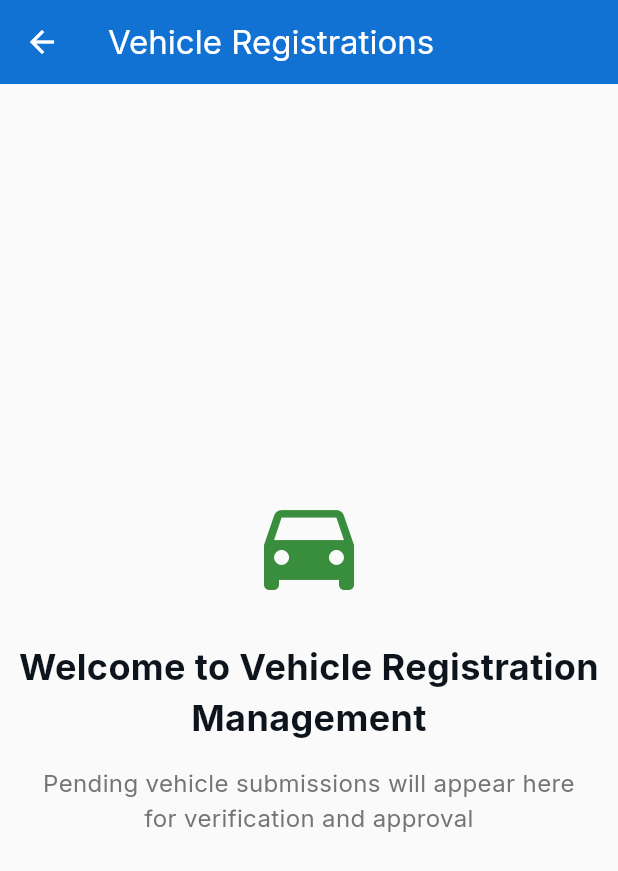
After one commit to dulaj4067/vehicle-maintenance-system, a Flutter app: the RegistrationManagementScreen screen opened directly, after a tap on "Vehicle Registration Requests", on a phone screen of 412 x 824 dp. The commit adds this screen. Shown: the top 871 px of the screen. Run offline on Flutter 3.47's test engine with Material 3 defaults, Android fonts, the phone set to English and light mode, and no system bars; our stand-ins replace file_picker, flutter_dotenv, font_awesome_flutter, go_router, google_fonts, permission_handler and 3 more; accounts and stored records are empty.

Commit message:
fixed admin_settings

```diff
--- /dev/null
+++ b/lib/admin/widgets/screens/VehicleRegistrationListScreen.dart
@@ -0,0 +1,50 @@
+// lib/admin/screens/vehicle_registration_list_screen.dart
+import 'package:flutter/material.dart';
+
+class VehicleRegistrationListScreen extends StatelessWidget {
+  const VehicleRegistrationListScreen({super.key});
+
+  @override
+  Widget build(BuildContext context) {
+    return Scaffold(
+      backgroundColor: Colors.grey[50],
+      appBar: AppBar(
+        backgroundColor: const Color(0xFF1172D4),
+        foregroundColor: Colors.white,
+        title: const Text('Vehicle Registrations'),
+        elevation: 0,
+      ),
+      body: Center(
+        child: Column(
+          mainAxisAlignment: MainAxisAlignment.center,
+          children: [
+            Icon(
+              Icons.directions_car,
+              size: 80,
+              color: Colors.green[700],
+            ),
+            const SizedBox(height: 24),
+            const Text(
+              'Welcome to Vehicle Registration Management',
+              style: TextStyle(
+                fontSize: 24,
+                fontWeight: FontWeight.bold,
+                color: Color(0xFF0D141B),
+              ),
+              textAlign: TextAlign.center,
+            ),
+            const SizedBox(height: 16),
+            Text(
+              'Pending vehicle submissions will appear here\nfor verification and approval',
+              style: TextStyle(
+                fontSize: 16,
+                color: Colors.grey[600],
+              ),
+              textAlign: TextAlign.center,
+            ),
+          ],
+        ),
+      ),
+    );
+  }
+}
--- a/lib/admin/widgets/screens/registration_management_screen.dart
+++ b/lib/admin/widgets/screens/registration_management_screen.dart
@@ -1,15 +1,110 @@
+// lib/admin/screens/registration_management_screen.dart
 import 'package:flutter/material.dart';
+import 'package:go_router/go_router.dart';
 
 class RegistrationManagementScreen extends StatelessWidget {
   const RegistrationManagementScreen({super.key});
 
   @override
   Widget build(BuildContext context) {
-    return const Center(
-      child: Text(
-        'Welcome to Registration Management',
-        style: TextStyle(fontSize: 24, fontWeight: FontWeight.bold),
-        textAlign: TextAlign.center,
+    return Scaffold(
+      backgroundColor: Colors.grey[50],
+      appBar: AppBar(
+        backgroundColor: Colors.transparent,
+        elevation: 0,
+        toolbarHeight: 0, // Fully hidden top bar
+      ),
+      body: SafeArea(
+        child: Padding(
+          padding: const EdgeInsets.all(20.0),
+          child: Column(
+            children: [
+              const SizedBox(height: 30),
+
+              // CUSTOMER REGISTRATION FIRST (Now at the top)
+              _buildNavigationCard(
+                context: context,
+                title: 'Customer Registration Requests',
+                subtitle: 'Review and approve/reject new customer sign-ups',
+                icon: Icons.person_add,
+                color: Colors.blue,
+                onTap: () => context.push('/admin/screens/customers'),
+              ),
+
+              const SizedBox(height: 20),
+
+              // VEHICLE REGISTRATION SECOND
+              _buildNavigationCard(
+                context: context,
+                title: 'Vehicle Registration Requests',
+                subtitle: 'Verify and approve/reject customer vehicles',
+                icon: Icons.directions_car,
+                color: Colors.green,
+                onTap: () => context.push('/admin/screens/vehicles'),
+              ),
+
+              const Spacer(),
+            ],
+          ),
+        ),
+      ),
+    );
+  }
+
+  Widget _buildNavigationCard({
+    required BuildContext context,
+    required String title,
+    required String subtitle,
+    required IconData icon,
+    required Color color,
+    required VoidCallback onTap,
+  }) {
+    return Card(
+      color: Colors.white,
+      elevation: 8,
+      shadowColor: Colors.black12,
+      shape: RoundedRectangleBorder(borderRadius: BorderRadius.circular(18)),
+      child: InkWell(
+        borderRadius: BorderRadius.circular(18),
+        onTap: onTap,
+        child: Padding(
+          padding: const EdgeInsets.all(28.0),
+          child: Row(
+            children: [
+              CircleAvatar(
+                radius: 34,
+                backgroundColor: color.withOpacity(0.15),
+                child: Icon(icon, size: 38, color: color),
+              ),
+              const SizedBox(width: 24),
+              Expanded(
+                child: Column(
+                  crossAxisAlignment: CrossAxisAlignment.start,
+                  children: [
+                    Text(
+                      title,
+                      style: const TextStyle(
+                        fontSize: 19,
+                        fontWeight: FontWeight.bold,
+                        color: Color(0xFF0D141B),
+                      ),
+                    ),
+                    const SizedBox(height: 8),
+                    Text(
+                      subtitle,
+                      style: TextStyle(
+                        fontSize: 14.5,
+                        color: Colors.grey[700],
+                        height: 1.3,
+                      ),
+                    ),
+                  ],
+                ),
+              ),
+              Icon(Icons.arrow_forward_ios, size: 20, color: Colors.grey[500]),
+            ],
+          ),
+        ),
       ),
     );
   }
--- a/lib/routes.dart
+++ b/lib/routes.dart
@@ -5,6 +5,8 @@ import 'auth/register.dart';
 import 'admin/widgets/admin_nav.dart';
 import 'customer/widgets/customer_nav.dart';
 import 'package:supabase_flutter/supabase_flutter.dart';
+import 'admin/widgets/screens/CustomerRegistrationListScreen.dart';
+import 'admin/widgets/screens/VehicleRegistrationListScreen.dart';
 
 final supabase = Supabase.instance.client;
 
@@ -73,6 +75,8 @@ GoRouter _buildRouter(String initialLocation) {
       GoRoute(path: '/admin', builder: (context, state) => AdminNav()),
       GoRoute(path: '/customer', builder: (context, state) => CustomerNav()),
       GoRoute(path: '/register', builder: (context, state) => const RegisterPage()),
+      GoRoute(path: '/admin/screens/customers',builder: (context, state) => const CustomerRegistrationListScreen()),
+      GoRoute(path: '/admin/screens/vehicles',builder: (context, state) => const VehicleRegistrationListScreen()),
     ],
   );
 }
```
Also changed, not shown: lib/admin/widgets/admin_settings.dart (+29 -17 lines), lib/admin/widgets/screens/CustomerRegistrationListScreen.dart (added, +50 -0 lines), lib/admin/widgets/screens/service_slot_management_screen.dart (+24 -6 lines), pubspec.lock.
